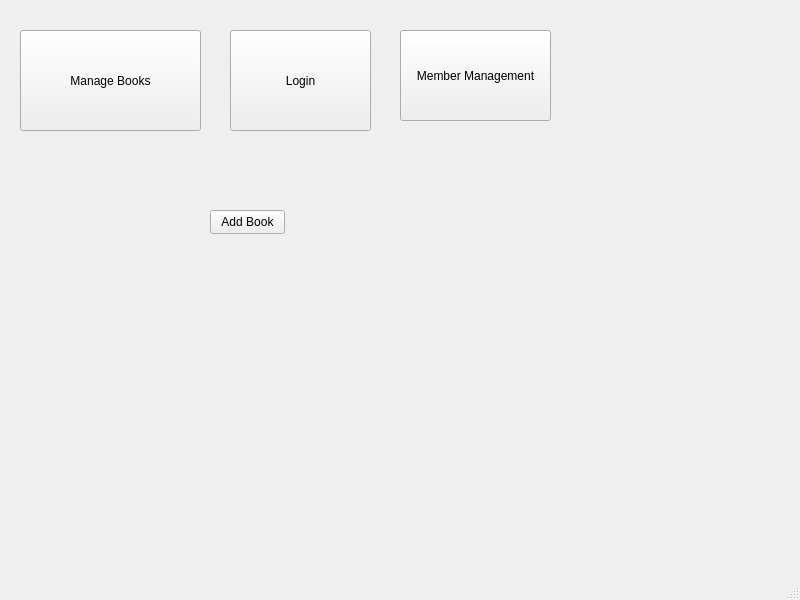
The window that LibraryManagementSoftware/LibraryManagementSoftware/mainwindow.ui (vashutangri/library_management_system) describes before a commit, drawn with Qt 5.
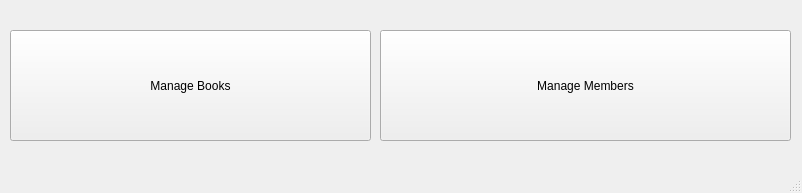
The same window after the commit. Icons and pictures are not drawn.

What changed in the file:
```diff
--- a/LibraryManagementSoftware/LibraryManagementSoftware/mainwindow.ui
+++ b/LibraryManagementSoftware/LibraryManagementSoftware/mainwindow.ui
@@ -6,76 +6,43 @@
    <rect>
     <x>0</x>
     <y>0</y>
-    <width>800</width>
-    <height>600</height>
+    <width>802</width>
+    <height>193</height>
    </rect>
   </property>
   <property name="windowTitle">
    <string>Library Management Version 1.0</string>
   </property>
+  <property name="styleSheet">
+   <string notr="true">background-image url(:/images/background_img.jpg);</string>
+  </property>
   <widget class="QWidget" name="centralwidget">
    <widget class="QPushButton" name="ManageBooks">
     <property name="geometry">
      <rect>
-      <x>20</x>
+      <x>10</x>
       <y>30</y>
-      <width>181</width>
-      <height>101</height>
+      <width>361</width>
+      <height>111</height>
      </rect>
     </property>
     <property name="text">
      <string>Manage Books</string>
     </property>
    </widget>
-   <widget class="QPushButton" name="pushButton">
-    <property name="geometry">
-     <rect>
-      <x>230</x>
-      <y>30</y>
-      <width>141</width>
-      <height>101</height>
-     </rect>
-    </property>
-    <property name="text">
-     <string>Login</string>
-    </property>
-   </widget>
    <widget class="QPushButton" name="pushButton_2">
     <property name="geometry">
      <rect>
-      <x>400</x>
+      <x>380</x>
       <y>30</y>
-      <width>151</width>
-      <height>91</height>
+      <width>411</width>
+      <height>111</height>
      </rect>
     </property>
     <property name="text">
-     <string>Member Management</string>
+     <string>Manage Members</string>
     </property>
    </widget>
-   <widget class="QPushButton" name="pushButton_3">
-    <property name="geometry">
-     <rect>
-      <x>210</x>
-      <y>210</y>
-      <width>75</width>
-      <height>24</height>
-     </rect>
-    </property>
-    <property name="text">
-     <string>Add Book</string>
-    </property>
-   </widget>
-  </widget>
-  <widget class="QMenuBar" name="menubar">
-   <property name="geometry">
-    <rect>
-     <x>0</x>
-     <y>0</y>
-     <width>800</width>
-     <height>22</height>
-    </rect>
-   </property>
   </widget>
   <widget class="QStatusBar" name="statusbar"/>
  </widget>
```
